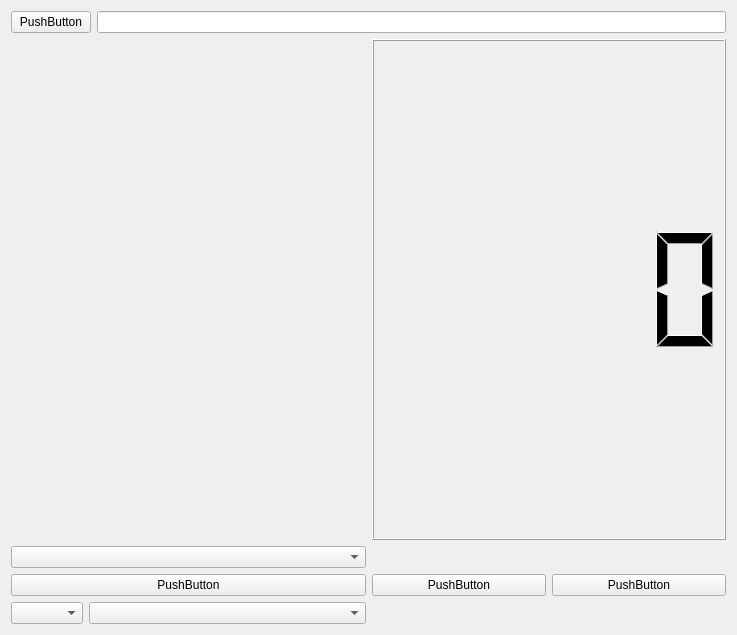
First picture: the form in UI/Clock.ui, repository PoddelkaPIX/Universal-watch, before the edit.
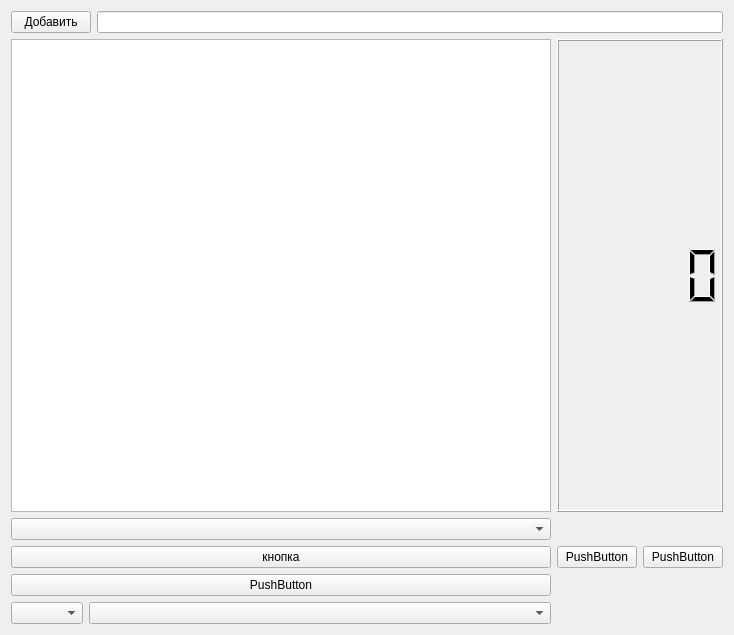
Second picture: the form after the edit.

```diff
--- a/UI/Clock.ui
+++ b/UI/Clock.ui
@@ -6,7 +6,7 @@
    <rect>
     <x>0</x>
     <y>0</y>
-    <width>737</width>
+    <width>734</width>
     <height>635</height>
    </rect>
   </property>
@@ -14,22 +14,8 @@
    <string>Form</string>
   </property>
   <layout class="QGridLayout" name="gridLayout">
-   <item row="4" column="1">
-    <widget class="QPushButton" name="pushButton_3">
-     <property name="text">
-      <string>PushButton</string>
-     </property>
-    </widget>
-   </item>
-   <item row="6" column="1">
-    <layout class="QFormLayout" name="formLayout">
-     <item row="0" column="1">
-      <widget class="QComboBox" name="comboBox_2"/>
-     </item>
-     <item row="0" column="0">
-      <widget class="QComboBox" name="comboBox_3"/>
-     </item>
-    </layout>
+   <item row="3" column="1">
+    <widget class="QComboBox" name="comboBox"/>
    </item>
    <item row="4" column="2">
     <layout class="QHBoxLayout" name="horizontalLayout">
@@ -49,8 +35,33 @@
      </item>
     </layout>
    </item>
-   <item row="3" column="1">
-    <widget class="QComboBox" name="comboBox"/>
+   <item row="1" column="1" colspan="2">
+    <layout class="QHBoxLayout" name="horizontalLayout_2">
+     <item>
+      <widget class="QPushButton" name="pushButton_4">
+       <property name="text">
+        <string>Добавить</string>
+       </property>
+      </widget>
+     </item>
+     <item>
+      <widget class="QLineEdit" name="lineEdit"/>
+     </item>
+    </layout>
+   </item>
+   <item row="4" column="1">
+    <widget class="QPushButton" name="pushButton_3">
+     <property name="text">
+      <string>кнопка</string>
+     </property>
+    </widget>
+   </item>
+   <item row="6" column="1">
+    <widget class="QPushButton" name="pushButton_5">
+     <property name="text">
+      <string>PushButton</string>
+     </property>
+    </widget>
    </item>
    <item row="2" column="2">
     <layout class="QVBoxLayout" name="verticalLayout">
@@ -72,32 +83,18 @@
      </item>
     </layout>
    </item>
-   <item row="1" column="1" colspan="2">
-    <layout class="QHBoxLayout" name="horizontalLayout_2">
-     <item>
-      <widget class="QPushButton" name="pushButton_4">
-       <property name="text">
-        <string>PushButton</string>
-       </property>
-      </widget>
+   <item row="7" column="1">
+    <layout class="QFormLayout" name="formLayout">
+     <item row="0" column="1">
+      <widget class="QComboBox" name="comboBox_2"/>
      </item>
-     <item>
-      <widget class="QLineEdit" name="lineEdit"/>
+     <item row="0" column="0">
+      <widget class="QComboBox" name="comboBox_3"/>
      </item>
     </layout>
    </item>
    <item row="2" column="1">
-    <spacer name="verticalSpacer">
-     <property name="orientation">
-      <enum>Qt::Vertical</enum>
-     </property>
-     <property name="sizeHint" stdset="0">
-      <size>
-       <width>20</width>
-       <height>40</height>
-      </size>
-     </property>
-    </spacer>
+    <widget class="QListView" name="listView"/>
    </item>
   </layout>
  </widget>
```
